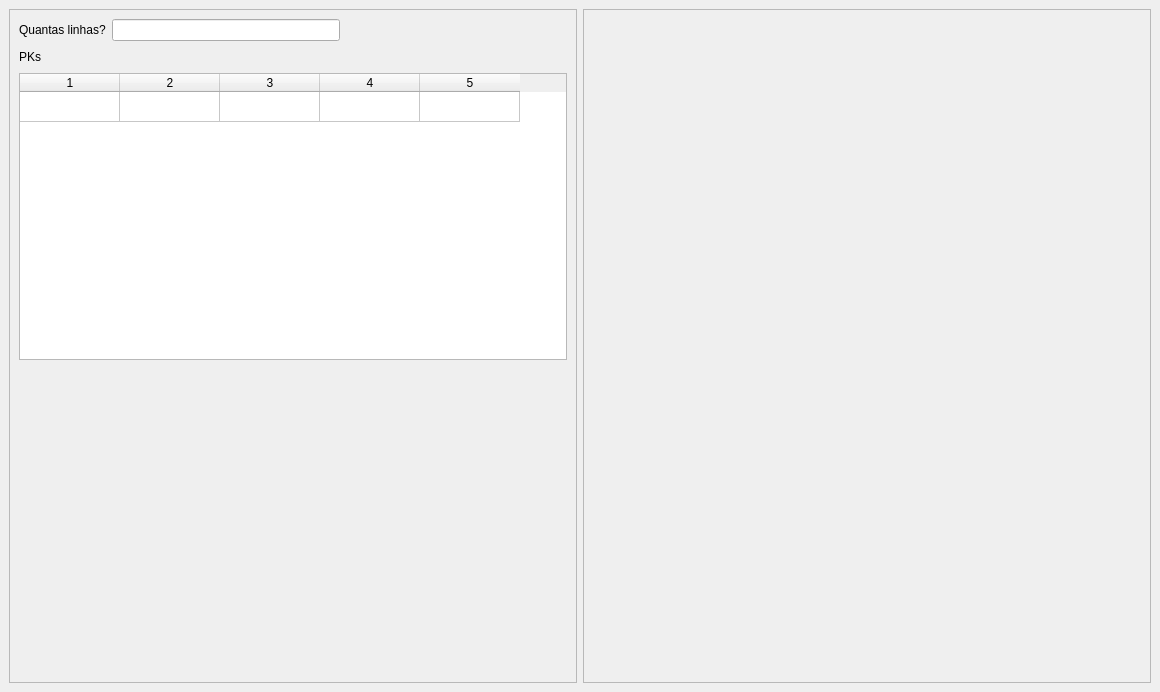
First picture: the form in code/sql/applications/insert_generator/table_insert_generator.ui, repository rodrigocanellas/tenacitas, before the edit.
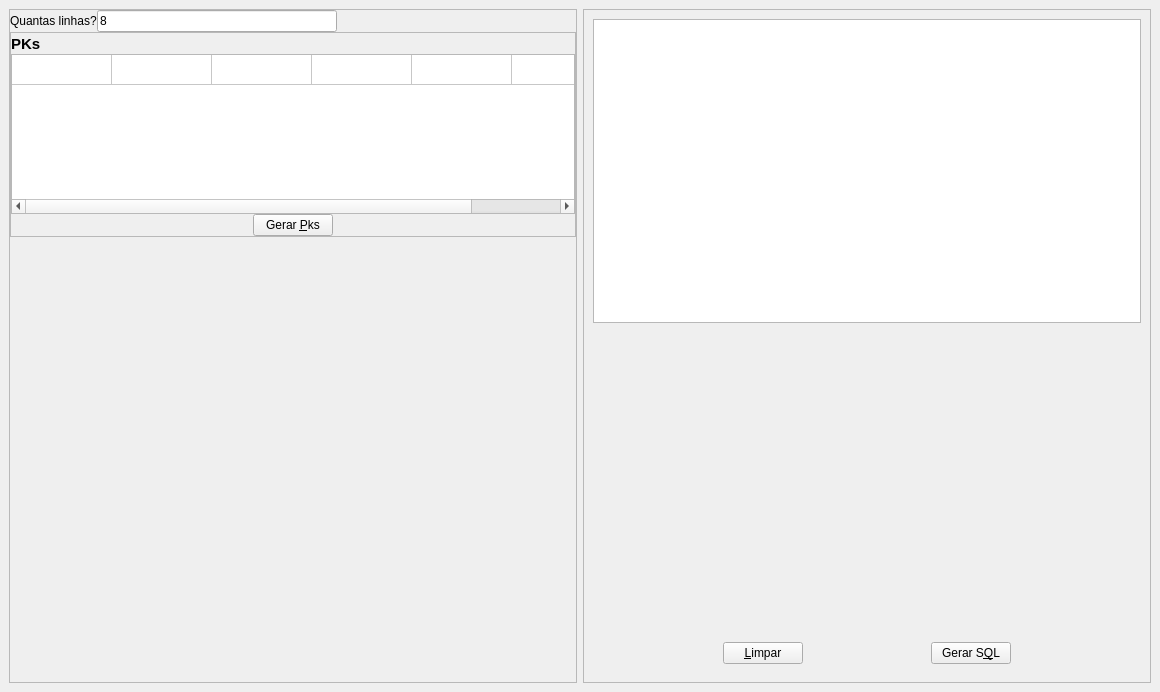
Second picture: the form after the edit. Icons and pictures are not drawn.

Diff of the .ui file:
```diff
--- a/code/sql/applications/insert_generator/table_insert_generator.ui
+++ b/code/sql/applications/insert_generator/table_insert_generator.ui
@@ -27,7 +27,22 @@
       <property name="frameShadow">
        <enum>QFrame::Raised</enum>
       </property>
-      <layout class="QVBoxLayout" name="verticalLayout_2">
+      <layout class="QVBoxLayout" name="verticalLayout_2" stretch="5,30,65">
+       <property name="spacing">
+        <number>0</number>
+       </property>
+       <property name="leftMargin">
+        <number>0</number>
+       </property>
+       <property name="topMargin">
+        <number>0</number>
+       </property>
+       <property name="rightMargin">
+        <number>0</number>
+       </property>
+       <property name="bottomMargin">
+        <number>0</number>
+       </property>
        <item>
         <layout class="QHBoxLayout" name="horizontalLayout">
          <item>
@@ -39,6 +54,9 @@
          </item>
          <item>
           <widget class="QLineEdit" name="txtAmountOfLines">
+           <property name="text">
+            <string>8</string>
+           </property>
            <property name="maxLength">
             <number>2</number>
            </property>
@@ -60,11 +78,40 @@
         </layout>
        </item>
        <item>
-        <layout class="QVBoxLayout" name="verticalLayout">
+        <widget class="QFrame" name="fraPks">
+         <property name="frameShape">
+          <enum>QFrame::StyledPanel</enum>
+         </property>
+         <property name="frameShadow">
+          <enum>QFrame::Raised</enum>
+         </property>
+         <layout class="QVBoxLayout" name="verticalLayout" stretch="10,75,15">
+          <property name="spacing">
+           <number>0</number>
+          </property>
+          <property name="leftMargin">
+           <number>0</number>
+          </property>
+          <property name="topMargin">
+           <number>0</number>
+          </property>
+          <property name="rightMargin">
+           <number>0</number>
+          </property>
+          <property name="bottomMargin">
+           <number>0</number>
+          </property>
          <item>
           <layout class="QHBoxLayout" name="horizontalLayout_2">
            <item>
             <widget class="QLabel" name="lbPks">
+              <property name="font">
+               <font>
+                <pointsize>11</pointsize>
+                <weight>75</weight>
+                <bold>true</bold>
+               </font>
+              </property>
              <property name="text">
               <string>PKs</string>
              </property>
@@ -91,10 +138,10 @@
             <number>1</number>
            </property>
            <property name="columnCount">
-            <number>5</number>
+             <number>6</number>
            </property>
            <attribute name="horizontalHeaderVisible">
-            <bool>true</bool>
+             <bool>false</bool>
            </attribute>
            <attribute name="verticalHeaderVisible">
             <bool>false</bool>
@@ -105,9 +152,48 @@
            <column/>
            <column/>
            <column/>
-          </widget>
-         </item>
-        </layout>
+            <column/>
+           </widget>
+          </item>
+          <item>
+           <layout class="QHBoxLayout" name="horizontalLayout_5">
+            <item>
+             <spacer name="horizontalSpacer_4">
+              <property name="orientation">
+               <enum>Qt::Horizontal</enum>
+              </property>
+              <property name="sizeHint" stdset="0">
+               <size>
+                <width>40</width>
+                <height>20</height>
+               </size>
+              </property>
+             </spacer>
+            </item>
+            <item>
+             <widget class="QPushButton" name="btnGenPks">
+              <property name="text">
+               <string>Gerar &amp;Pks</string>
+              </property>
+             </widget>
+            </item>
+            <item>
+             <spacer name="horizontalSpacer_5">
+              <property name="orientation">
+               <enum>Qt::Horizontal</enum>
+              </property>
+              <property name="sizeHint" stdset="0">
+               <size>
+                <width>40</width>
+                <height>20</height>
+               </size>
+              </property>
+             </spacer>
+            </item>
+           </layout>
+          </item>
+         </layout>
+        </widget>
        </item>
        <item>
         <spacer name="verticalSpacer">
@@ -133,6 +219,31 @@
       <property name="frameShadow">
        <enum>QFrame::Raised</enum>
       </property>
+      <layout class="QVBoxLayout" name="verticalLayout_3">
+       <item>
+        <widget class="QTableWidget" name="tblValues"/>
+       </item>
+       <item>
+        <spacer name="verticalSpacer_2">
+         <property name="orientation">
+          <enum>Qt::Vertical</enum>
+         </property>
+         <property name="sizeHint" stdset="0">
+          <size>
+           <width>20</width>
+           <height>40</height>
+          </size>
+         </property>
+        </spacer>
+       </item>
+       <item>
+        <widget class="QFrame" name="frame">
+         <property name="frameShape">
+          <enum>QFrame::NoFrame</enum>
+         </property>
+         <property name="frameShadow">
+          <enum>QFrame::Raised</enum>
+         </property>
       <layout class="QHBoxLayout" name="horizontalLayout_4">
        <item>
         <spacer name="horizontalSpacer_2">
@@ -141,11 +252,54 @@
          </property>
          <property name="sizeHint" stdset="0">
           <size>
-           <width>545</width>
+              <width>40</width>
            <height>20</height>
           </size>
          </property>
         </spacer>
+          </item>
+          <item>
+           <widget class="QPushButton" name="btnClear">
+            <property name="text">
+             <string>&amp;Limpar</string>
+            </property>
+           </widget>
+          </item>
+          <item>
+           <spacer name="horizontalSpacer_7">
+            <property name="orientation">
+             <enum>Qt::Horizontal</enum>
+            </property>
+            <property name="sizeHint" stdset="0">
+             <size>
+              <width>40</width>
+              <height>20</height>
+             </size>
+            </property>
+           </spacer>
+          </item>
+          <item>
+           <widget class="QPushButton" name="btnGenSql">
+            <property name="text">
+             <string>Gerar S&amp;QL</string>
+            </property>
+           </widget>
+          </item>
+          <item>
+           <spacer name="horizontalSpacer_6">
+            <property name="orientation">
+             <enum>Qt::Horizontal</enum>
+            </property>
+            <property name="sizeHint" stdset="0">
+             <size>
+              <width>40</width>
+              <height>20</height>
+             </size>
+            </property>
+           </spacer>
+          </item>
+         </layout>
+        </widget>
        </item>
       </layout>
      </widget>
```
Lines whose indentation alone changed are shown as unchanged.
